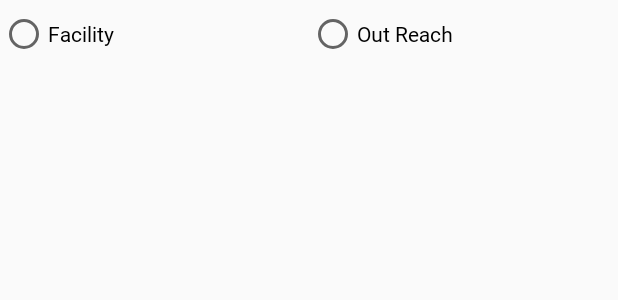
After one commit to ahs1n/HF_Vaccination, an Android app: the layout dialog_site_id.xml on its own in the app's theme, with its tools: preview values and no code run, on a phone screen of 412 x 824 dp. The commit adds this screen. Shown: the top 300 px of the screen. Run offline under Robolectric (Android 15) with nearby library versions, the phone set to English and light mode, and no system bars.

Commit message:
added site id

```diff
--- a/app/src/main/java/edu/aku/dmu/hf_vaccination/contracts/TableContracts.java
+++ b/app/src/main/java/edu/aku/dmu/hf_vaccination/contracts/TableContracts.java
@@ -97,6 +97,7 @@ public class TableContracts {
         public static final String COLUMN_SYNC_DATE = "sync_date";
         public static final String COLUMN_APPVERSION = "appversion";
         public static final String COLUMN_ISTATUS = "istatus";
+        public static final String COLUMN_SITE_ID = "site_id";
     }
 
     public static abstract class VaccinesDueTable implements BaseColumns {
--- a/app/src/main/java/edu/aku/dmu/hf_vaccination/core/MainApp.java
+++ b/app/src/main/java/edu/aku/dmu/hf_vaccination/core/MainApp.java
@@ -129,6 +129,7 @@ public class MainApp extends Application {
     public static CountDownTimer timer;
     protected static LocationManager locationManager;
     static ToneGenerator toneGen1;
+    public static String SITE_ID = "";
 
 
     public static void hideSystemUI(View decorView) {
--- /dev/null
+++ b/app/src/main/res/layout/dialog_site_id.xml
@@ -0,0 +1,28 @@
+<LinearLayout xmlns:android="http://schemas.android.com/apk/res/android"
+    android:layout_width="match_parent"
+    android:layout_height="wrap_content"
+    android:orientation="vertical">
+
+    <RadioGroup
+        android:layout_width="match_parent"
+        android:layout_height="wrap_content"
+        android:orientation="horizontal"
+        android:layout_marginTop="@dimen/_5sdp">
+
+        <RadioButton
+            android:id="@+id/radioButtonA"
+            android:layout_width="0dp"
+            android:layout_height="match_parent"
+            android:layout_weight="1"
+            android:text="Facility" />
+
+        <RadioButton
+            android:id="@+id/radioButtonB"
+            android:layout_width="0dp"
+            android:layout_height="match_parent"
+            android:layout_weight="1"
+            android:text="Out Reach" />
+
+    </RadioGroup>
+
+</LinearLayout>
```
Also changed, not shown: app/src/main/java/edu/aku/dmu/hf_vaccination/database/CreateTable.kt (+6 -1 lines), app/src/main/java/edu/aku/dmu/hf_vaccination/database/DatabaseHelper.java (+5 -2 lines), app/src/main/java/edu/aku/dmu/hf_vaccination/models/Vaccines.java (+14 -0 lines), app/src/main/java/edu/aku/dmu/hf_vaccination/ui/LoginActivity.java (+43 -3 lines), 1 other file.
